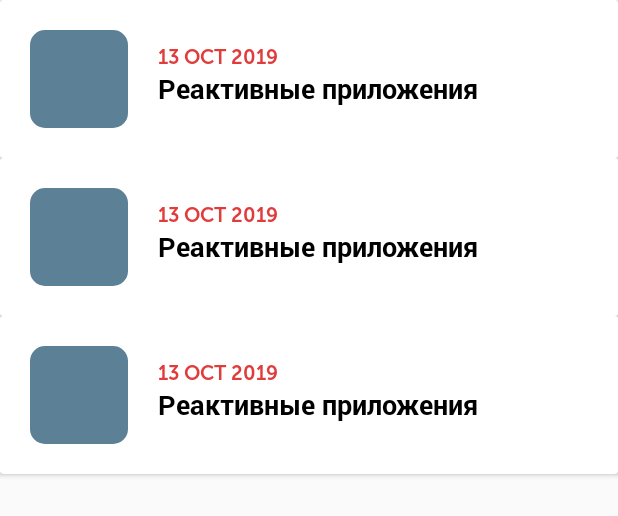
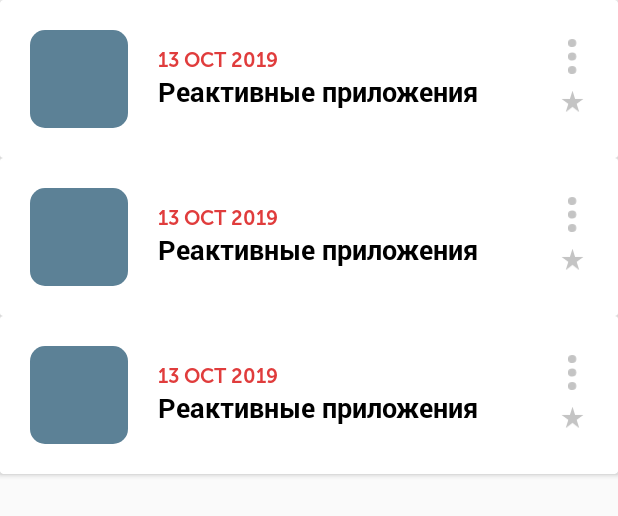
Before and after one commit to andreidevo/events, an Android app: the layout nested_list_of_event_items.xml on its own in the app's theme, with its tools: preview values and no code run, on a phone screen of 412 x 824 dp. Shown: the top 516 px of the screen. Run offline under Robolectric (Android 15) with nearby library versions, the phone set to English and light mode, and no system bars.

Commit message:
-- add buttons

```diff
--- a/app/src/main/java/com/r/events/model/PagesParse.kt
+++ b/app/src/main/java/com/r/events/model/PagesParse.kt
@@ -14,7 +14,7 @@ import kotlin.concurrent.thread
 var list : ArrayList<EventObject> = arrayListOf()
 var filters : Filters = Filters("all", arrayListOf(arrayListOf()), arrayListOf(),"all", false, arrayListOf() )
 
-class PagesParse() {
+class PagesParse {
 
     //это сделать глобальным потом
     var Utils  = Utils()
@@ -205,6 +205,8 @@ class PagesParse() {
         }
         opa.join()
     }
+
+
     fun getHash(eventObject: EventObject) : Long
     {
         val const = 49
--- a/app/src/main/java/com/r/events/view/FilterBottomSheet.kt
+++ b/app/src/main/java/com/r/events/view/FilterBottomSheet.kt
@@ -133,7 +133,6 @@ class FilterBottomSheet : BottomSheetDialogFragment() {
             }
         })
 
-
         return view
 
     }
--- /dev/null
+++ b/app/src/main/res/drawable/ic_points.xml
@@ -0,0 +1,15 @@
+<vector xmlns:android="http://schemas.android.com/apk/res/android"
+    android:width="4dp"
+    android:height="16dp"
+    android:viewportWidth="4"
+    android:viewportHeight="16">
+  <path
+      android:pathData="M1.8462,1.8462m-0,-1.8462a1.8462,1.8462 0,1 1,-0 3.6923a1.8462,1.8462 0,1 1,-0 -3.6923"
+      android:fillColor="#C4C4C4"/>
+  <path
+      android:pathData="M1.8462,8m-0,-1.8462a1.8462,1.8462 135,1 1,-0 3.6923a1.8462,1.8462 0,1 1,-0 -3.6923"
+      android:fillColor="#C4C4C4"/>
+  <path
+      android:pathData="M1.8462,14.1538m-0,-1.8462a1.8462,1.8462 0,1 1,-0 3.6923a1.8462,1.8462 0,1 1,-0 -3.6923"
+      android:fillColor="#C4C4C4"/>
+</vector>
--- a/app/src/main/res/drawable/ic_star.xml
+++ b/app/src/main/res/drawable/ic_star.xml
@@ -1,5 +1,9 @@
-<vector android:height="24dp" android:tint="#4C4D50"
-    android:viewportHeight="24.0" android:viewportWidth="24.0"
-    android:width="24dp" xmlns:android="http://schemas.android.com/apk/res/android">
-    <path android:fillColor="#FF000000" android:pathData="M12,17.27L18.18,21l-1.64,-7.03L22,9.24l-7.19,-0.61L12,2 9.19,8.63 2,9.24l5.46,4.73L5.82,21z"/>
+<vector xmlns:android="http://schemas.android.com/apk/res/android"
+    android:width="12dp"
+    android:height="11dp"
+    android:viewportWidth="12"
+    android:viewportHeight="11">
+  <path
+      android:pathData="M6,0L7.3471,4.1459H11.7063L8.1796,6.7082L9.5267,10.8541L6,8.2918L2.4733,10.8541L3.8204,6.7082L0.2937,4.1459H4.6529L6,0Z"
+      android:fillColor="#C4C4C4"/>
 </vector>
--- a/app/src/main/res/layout/event_item.xml
+++ b/app/src/main/res/layout/event_item.xml
@@ -13,6 +13,7 @@
 
         <androidx.cardview.widget.CardView
             android:layout_width="65dp"
+            android:layout_gravity="center"
             android:layout_height="65dp"
             app:cardElevation="0dp"
             app:cardCornerRadius="10dp">
@@ -28,8 +29,9 @@
             android:layout_width="wrap_content"
             android:layout_height="wrap_content"
             android:orientation="vertical"
+            android:layout_gravity="center"
             android:layout_marginStart="20dp"
-            android:layout_marginTop="10dp">
+            >
 
             <TextView
                 android:id="@+id/event_date"
@@ -52,8 +54,27 @@
         </LinearLayout>
 
 
-
     </LinearLayout>
 
+    <LinearLayout
+        android:orientation="vertical"
+        android:layout_gravity="center|end"
+        android:layout_marginEnd="15dp"
+        android:layout_width="wrap_content"
+        android:layout_height="wrap_content">
+        <ImageView
+            android:src="@drawable/ic_points"
+            android:layout_width="30dp"
+            android:padding="3dp"
+            android:layout_height="30dp" >
 
+        </ImageView>
+        <ImageView
+            android:src="@drawable/ic_star"
+            android:layout_width="30dp"
+            android:padding="7dp"
+            android:layout_height="30dp">
+
+        </ImageView>
+    </LinearLayout>
 </androidx.cardview.widget.CardView>
```
